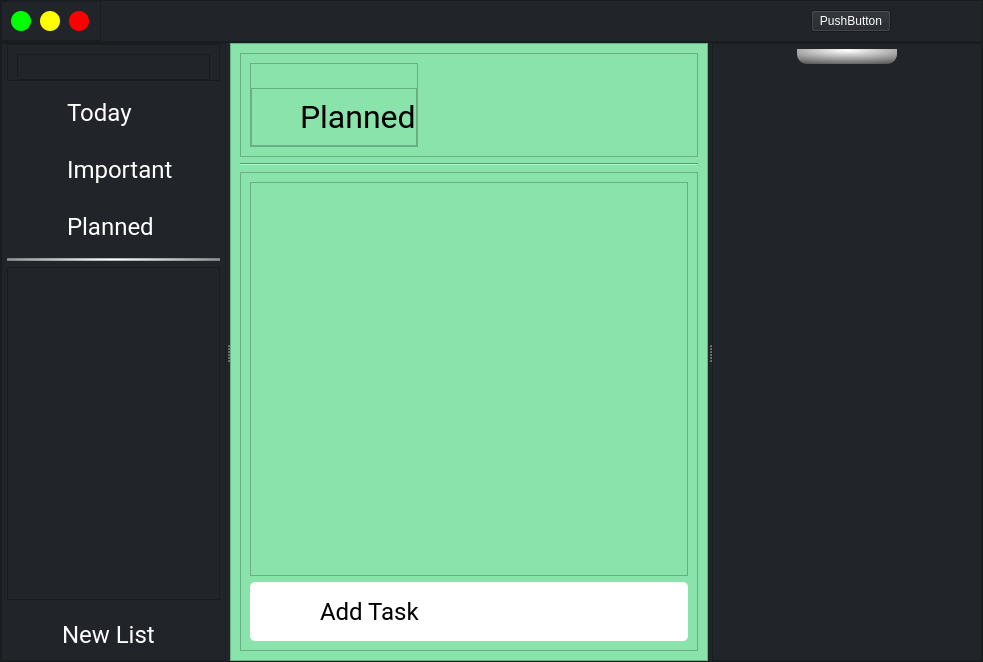
Before: the Qt Designer form todo/mainwindow.ui in mnuel1/To-Do-App, drawn with Qt 5.
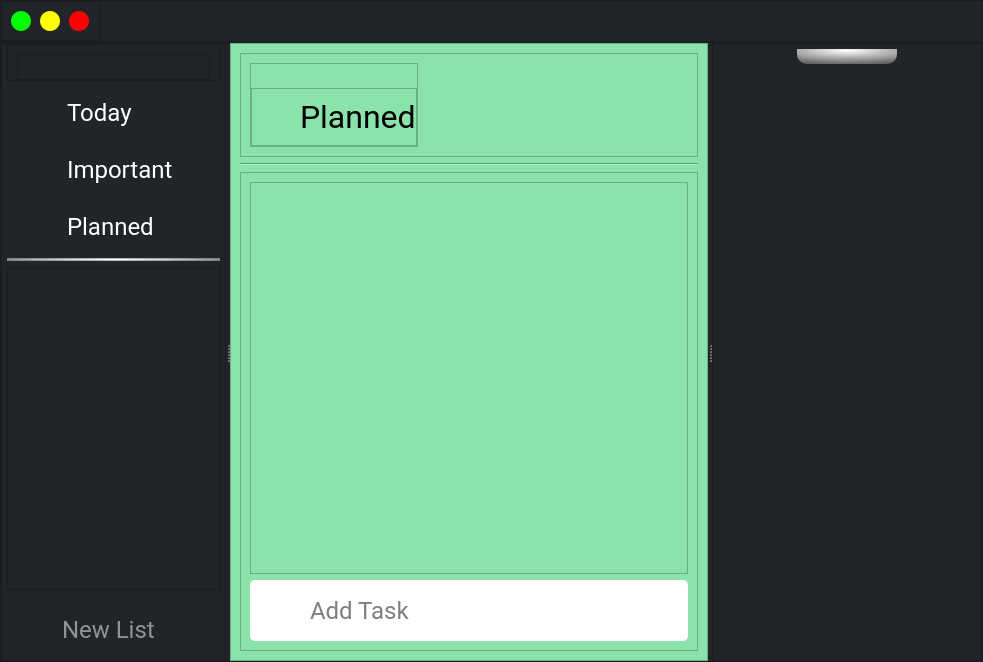
After: the same form once the commit is applied. The open tabs and pages were chosen to show the change. Icons and pictures are not drawn.

```diff
--- a/todo/mainwindow.ui
+++ b/todo/mainwindow.ui
@@ -462,13 +462,6 @@
          </property>
         </spacer>
        </item>
-       <item>
-        <widget class="QPushButton" name="pushButton_18">
-         <property name="text">
-          <string>PushButton</string>
-         </property>
-        </widget>
-       </item>
        <item>
         <widget class="QPushButton" name="pushButton_12">
          <property name="styleSheet">
@@ -572,7 +565,7 @@
           <property name="frameShadow">
            <enum>QFrame::Raised</enum>
           </property>
-          <layout class="QVBoxLayout" name="menu_layout" stretch="0,0">
+          <layout class="QVBoxLayout" name="menu_layout" stretch="1,0">
            <property name="spacing">
             <number>0</number>
            </property>
@@ -605,7 +598,7 @@
                 <x>0</x>
                 <y>0</y>
                 <width>223</width>
-                <height>565</height>
+                <height>555</height>
                </rect>
               </property>
               <layout class="QVBoxLayout" name="verticalLayout_7">
@@ -951,7 +944,10 @@
              <property name="frameShadow">
               <enum>QFrame::Raised</enum>
              </property>
-             <layout class="QHBoxLayout" name="horizontalLayout_13" stretch="0,1">
+             <layout class="QHBoxLayout" name="horizontalLayout_13" stretch="0,0">
+              <property name="spacing">
+               <number>0</number>
+              </property>
               <property name="topMargin">
                <number>0</number>
               </property>
@@ -982,12 +978,11 @@
                </widget>
               </item>
               <item>
-               <widget class="QPushButton" name="new_btn">
+               <widget class="QLineEdit" name="lineEdit">
                 <property name="font">
                  <font>
                   <family>Roboto</family>
                   <pointsize>18</pointsize>
-                  <bold>false</bold>
                  </font>
                 </property>
                 <property name="cursor">
@@ -995,19 +990,19 @@
                 </property>
                 <property name="styleSheet">
                  <string notr="true">border-radius:15;
-padding:1px;
+padding:5px;
 text-align:left;
-</string>
+color:white;</string>
                 </property>
                 <property name="text">
+                 <string/>
+                </property>
+                <property name="readOnly">
+                 <bool>true</bool>
+                </property>
+                <property name="placeholderText">
                  <string>New List</string>
                 </property>
-                <property name="iconSize">
-                 <size>
-                  <width>30</width>
-                  <height>30</height>
-                 </size>
-                </property>
                </widget>
               </item>
              </layout>
@@ -1560,7 +1555,7 @@
                        <x>0</x>
                        <y>0</y>
                        <width>438</width>
-                       <height>387</height>
+                       <height>385</height>
                       </rect>
                      </property>
                      <layout class="QVBoxLayout" name="verticalLayout_6">
@@ -1640,7 +1635,10 @@
                     <property name="frameShadow">
                      <enum>QFrame::Raised</enum>
                     </property>
-                    <layout class="QHBoxLayout" name="horizontalLayout_17" stretch="0,1">
+                    <layout class="QHBoxLayout" name="horizontalLayout_17" stretch="0,0">
+                     <property name="spacing">
+                      <number>0</number>
+                     </property>
                      <property name="leftMargin">
                       <number>9</number>
                      </property>
@@ -1671,13 +1669,7 @@
                       </widget>
                      </item>
                      <item>
-                      <widget class="QLabel" name="label_6">
-                       <property name="sizePolicy">
-                        <sizepolicy hsizetype="Preferred" vsizetype="Preferred">
-                         <horstretch>0</horstretch>
-                         <verstretch>0</verstretch>
-                        </sizepolicy>
-                       </property>
+                      <widget class="QLineEdit" name="lineEdit_3">
                        <property name="font">
                         <font>
                          <family>Roboto</family>
@@ -1688,9 +1680,15 @@
                         <string notr="true">border-radius:15;
 padding:5px;
 text-align:left;
-</string>
+color:black;</string>
                        </property>
                        <property name="text">
+                        <string/>
+                       </property>
+                       <property name="readOnly">
+                        <bool>true</bool>
+                       </property>
+                       <property name="placeholderText">
                         <string>Add Task</string>
                        </property>
                       </widget>
```
Left out of the diff: 51 changed lines with no effect on the pictures.
